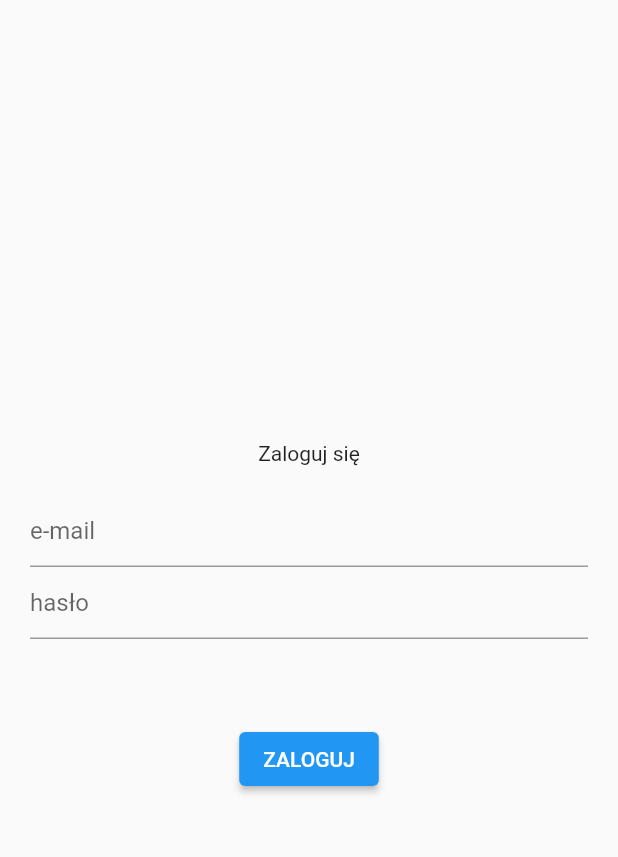
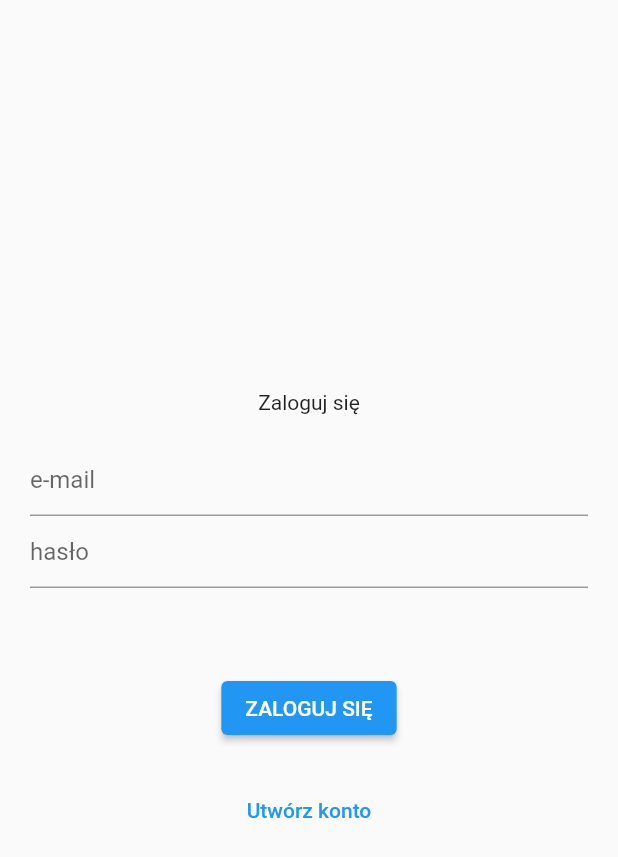
Before and after one commit to Bartosz-J-Przybyl/FlutterRanked, a Flutter app: the screen it shows after launch, on a phone screen of 412 x 824 dp. Shown: the top 857 px of the screen. Run offline on Flutter 3.47's test engine with Material 2 defaults, Android fonts, the phone set to English and light mode, and no system bars; our stand-ins replace firebase_auth, firebase_core; accounts and stored records are empty.

Commit message:
add registration

```diff
--- a/lib/app/login/login_page.dart
+++ b/lib/app/login/login_page.dart
@@ -14,7 +14,7 @@
 
 class _LoginPageState extends State<LoginPage> {
   var errorMessage = "";
-
+  var isCreatingAccount = false;
   @override
   Widget build(BuildContext context) {
     return Scaffold(
@@ -24,7 +24,9 @@
           child: Column(
             mainAxisAlignment: MainAxisAlignment.center,
             children: [
-              const Text("Zaloguj się"),
+              Text(isCreatingAccount == true
+                  ? "Zarejestruj się"
+                  : "Zaloguj się"),
               const SizedBox(
                 height: 20,
               ),
@@ -46,6 +48,20 @@
               ),
               ElevatedButton(
                 onPressed: () async {
+                  if (isCreatingAccount == true) {
+                    //rejestracja
+                    try {
+                      await FirebaseAuth.instance
+                          .createUserWithEmailAndPassword(
+                        email: widget.emailController.text,
+                        password: widget.passwordController.text,
+                      );
+                    } catch (error) {
+                      setState(() {
+                        errorMessage = error.toString();
+                      });
+                    }
+                  } else {
                     try {
                       await FirebaseAuth.instance.signInWithEmailAndPassword(
                         email: widget.emailController.text,
@@ -56,9 +72,35 @@
                         errorMessage = error.toString();
                       });
                     }
+                  }
                 },
-                child: const Text("ZALOGUJ"),
+                child: Text(isCreatingAccount == true
+                    ? "ZAREJESTRUJ SIĘ"
+                    : "ZALOGUJ SIĘ"),
               ),
+              const SizedBox(
+                height: 20,
+              ),
+              if (isCreatingAccount == false) ...[
+                TextButton(
+                  onPressed: () async {
+                    setState(() {
+                      isCreatingAccount = true;
+                    });
+                  },
+                  child: Text("Utwórz konto"),
+                ),
+              ],
+              if (isCreatingAccount == true) ...[
+                TextButton(
+                  onPressed: () async {
+                    setState(() {
+                      isCreatingAccount = false;
+                    });
+                  },
+                  child: Text("Masz już konto?"),
+                ),
+              ],
             ],
           ),
         ),
```
Lines whose indentation alone changed are shown as unchanged.
